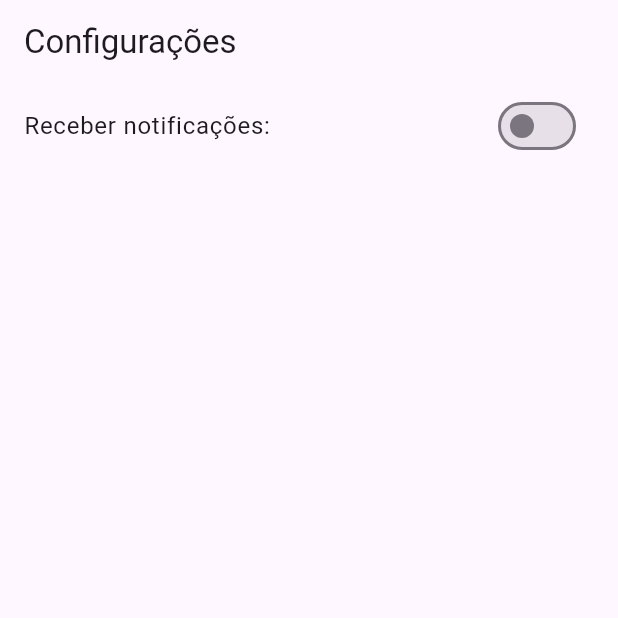
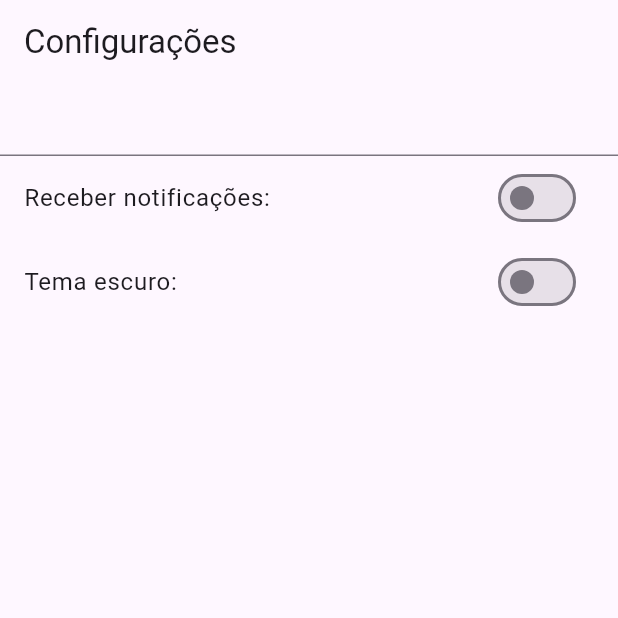
Before and after one commit to maurojh/dioadcsp, a Flutter app: the screen it shows after launch, on a phone screen of 412 x 824 dp, the top half of it. Run offline on Flutter 3.47's test engine with Material 2 defaults, Android fonts, the phone set to English and light mode, and no system bars; our stand-ins replace shared_preferences.

Commit message:
Tema escuro

```diff
--- a/lib/pages/configuracoes_page.dart
+++ b/lib/pages/configuracoes_page.dart
@@ -11,25 +11,37 @@ class _ConfiguracoesPageState extends State<ConfiguracoesPage> {
   String? nomeUsuario;
   double? altura;
   bool receberPushNotification = false;
-  bool temaEscura = false;
+  bool temaEscuro = false;
+  TextEditingController controlaNome = TextEditingController();
 
   @override
   Widget build(BuildContext context) {
     return SafeArea(
       child: Scaffold(
         appBar: AppBar(
-          title: Text('Configurações'),
+          title: const Text('Configurações'),
         ),
         body: Container(
           child: ListView(
             children: [
+              TextField(
+                controller: controlaNome,
+
+              ),
               SwitchListTile(
-                title: Text('Receber notificações:'),
+                title: const Text('Receber notificações:'),
                 value: receberPushNotification, onChanged: (bool valor) {
                 setState(() {
                   receberPushNotification = valor;
                 });
-              },)
+              },),
+              SwitchListTile(
+                title: const Text('Tema escuro:'),
+                value: temaEscuro, onChanged: (bool valor) {
+                setState(() {
+                  temaEscuro = valor;
+                });
+              },),
             ],
           ),
         ),
```
